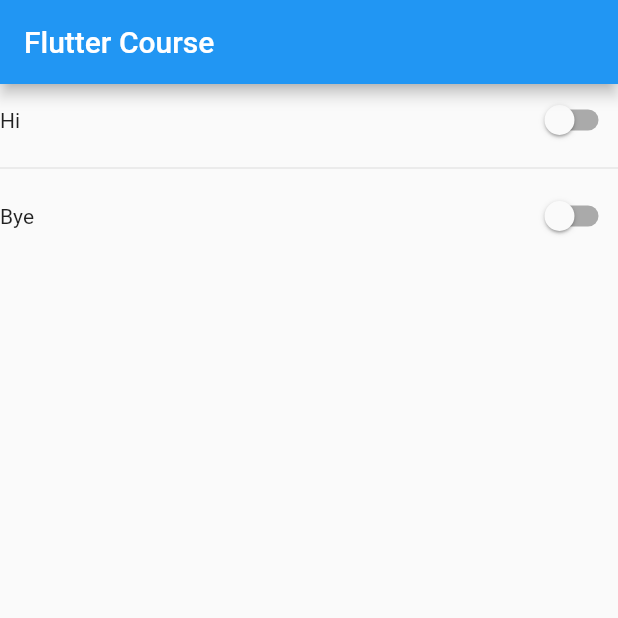
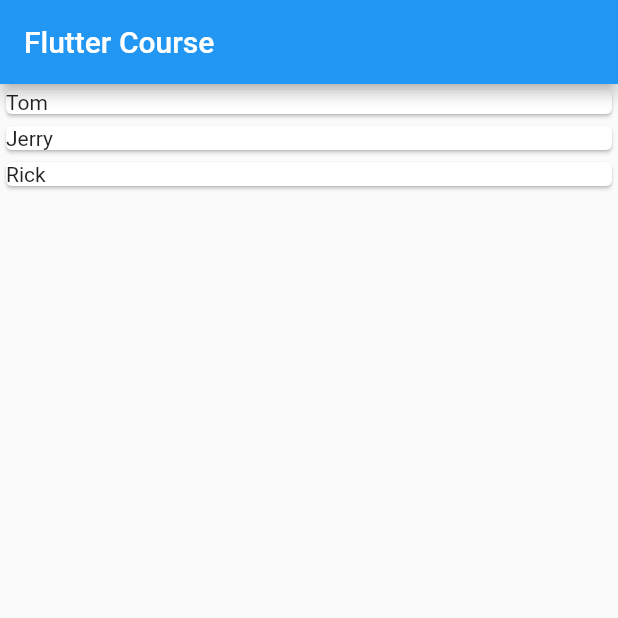
Before and after one commit to sergioloc/FlutterCourse, a Flutter app: the screen it shows after launch, on a phone screen of 412 x 824 dp, the top half of it. Run offline on Flutter 3.47's test engine with Material 2 defaults, Android fonts, the phone set to English and light mode, and no system bars.

Commit message:
ListView

```diff
--- a/lib/main.dart
+++ b/lib/main.dart
@@ -9,28 +9,29 @@ class MyApp extends StatelessWidget {
   Widget build(BuildContext context) {
     return MaterialApp(
       title: 'Flutter Course',
-      home: Scaffold(
+      home: MyHomePage(),
+    );
+  }
+}
+
+class MyHomePage extends StatelessWidget{
+  MyHomePage();
+
+  List<String> names = ["Tom", "Jerry", "Rick"];
+
+  @override
+  Widget build(BuildContext context) {
+    return Scaffold(
         appBar: AppBar(
           title: Text("Flutter Course"),
         ),
-        body: Column(
-          children: [
-            Row(
-            children: [
-              Expanded(child: Text("Hi")),
-              Switch(value: false, onChanged: (value) {})
-            ],
-          ),
-          Divider(),
-          Row(
-            children: [
-              Expanded(child: Text("Bye")),
-              Switch(value: false, onChanged: (value) {})
-            ],
-          ),
-          ],
-        )
-      )
-    );
+        body: ListView.builder(
+          itemCount: names.length,
+          itemBuilder: (BuildContext context, int index){
+            return Card(
+              child: Text(names[index]),
+            );
+          })
+      );
   }
 }
```
